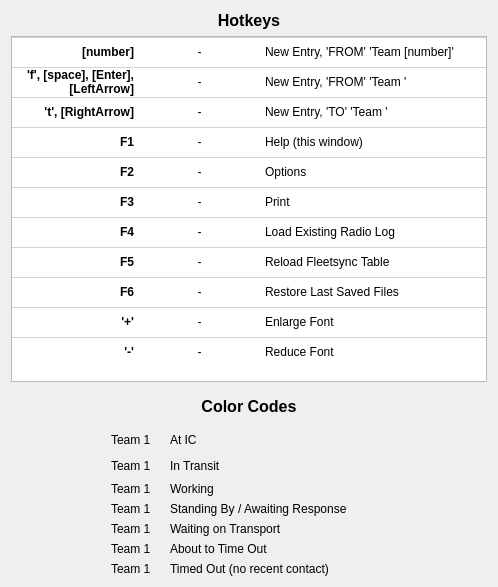
This is help.ui in ncssar/radiolog as Qt 5 draws it before an edit. The edited form follows.
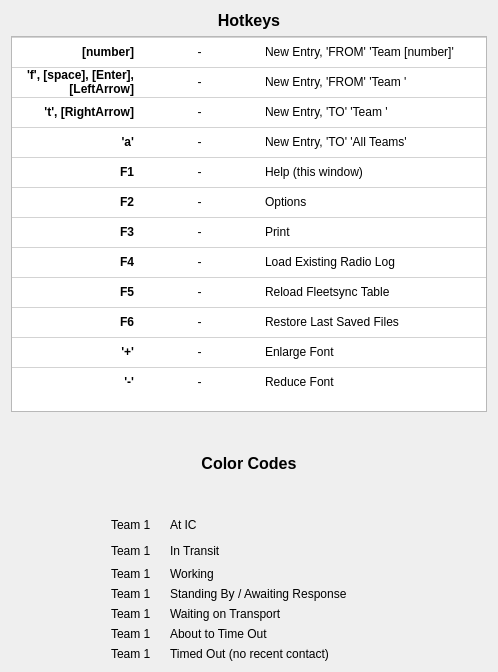
This is the edited form.

What changed in the file:
```diff
--- a/help.ui
+++ b/help.ui
@@ -10,7 +10,7 @@
     <x>0</x>
     <y>0</y>
     <width>498</width>
-    <height>587</height>
+    <height>672</height>
    </rect>
   </property>
   <property name="sizePolicy">
@@ -184,6 +184,11 @@
          <string>New Row</string>
         </property>
        </row>
+       <row>
+        <property name="text">
+         <string>New Row</string>
+        </property>
+       </row>
        <column>
         <property name="text">
          <string>Key</string>
@@ -287,7 +292,7 @@
        </item>
        <item row="3" column="0">
         <property name="text">
-         <string>F1</string>
+         <string>'a'</string>
         </property>
         <property name="font">
          <font>
@@ -309,12 +314,12 @@
        </item>
        <item row="3" column="2">
         <property name="text">
-         <string>Help (this window)</string>
+         <string>New Entry, 'TO' 'All Teams'</string>
         </property>
        </item>
        <item row="4" column="0">
         <property name="text">
-         <string>F2</string>
+         <string>F1</string>
         </property>
         <property name="font">
          <font>
@@ -336,12 +341,12 @@
        </item>
        <item row="4" column="2">
         <property name="text">
-         <string>Options</string>
+         <string>Help (this window)</string>
         </property>
        </item>
        <item row="5" column="0">
         <property name="text">
-         <string>F3</string>
+         <string>F2</string>
         </property>
         <property name="font">
          <font>
@@ -363,12 +368,12 @@
        </item>
        <item row="5" column="2">
         <property name="text">
-         <string>Print</string>
+         <string>Options</string>
         </property>
        </item>
        <item row="6" column="0">
         <property name="text">
-         <string>F4</string>
+         <string>F3</string>
         </property>
         <property name="font">
          <font>
@@ -390,12 +395,12 @@
        </item>
        <item row="6" column="2">
         <property name="text">
-         <string>Load Existing Radio Log</string>
+         <string>Print</string>
         </property>
        </item>
        <item row="7" column="0">
         <property name="text">
-         <string>F5</string>
+         <string>F4</string>
         </property>
         <property name="font">
          <font>
@@ -417,15 +422,12 @@
        </item>
        <item row="7" column="2">
         <property name="text">
-         <string>Reload Fleetsync Table</string>
-        </property>
-        <property name="textAlignment">
-         <set>AlignLeft|AlignVCenter</set>
+         <string>Load Existing Radio Log</string>
         </property>
        </item>
        <item row="8" column="0">
         <property name="text">
-         <string>F6</string>
+         <string>F5</string>
         </property>
         <property name="font">
          <font>
@@ -447,12 +449,15 @@
        </item>
        <item row="8" column="2">
         <property name="text">
-         <string>Restore Last Saved Files</string>
+         <string>Reload Fleetsync Table</string>
+        </property>
+        <property name="textAlignment">
+         <set>AlignLeft|AlignVCenter</set>
         </property>
        </item>
        <item row="9" column="0">
         <property name="text">
-         <string>'+'</string>
+         <string>F6</string>
         </property>
         <property name="font">
          <font>
@@ -474,12 +479,12 @@
        </item>
        <item row="9" column="2">
         <property name="text">
-         <string>Enlarge Font</string>
+         <string>Restore Last Saved Files</string>
         </property>
        </item>
        <item row="10" column="0">
         <property name="text">
-         <string>'-'</string>
+         <string>'+'</string>
         </property>
         <property name="font">
          <font>
@@ -500,6 +505,33 @@
         </property>
        </item>
        <item row="10" column="2">
+        <property name="text">
+         <string>Enlarge Font</string>
+        </property>
+       </item>
+       <item row="11" column="0">
+        <property name="text">
+         <string>'-'</string>
+        </property>
+        <property name="font">
+         <font>
+          <weight>75</weight>
+          <bold>true</bold>
+         </font>
+        </property>
+        <property name="textAlignment">
+         <set>AlignRight|AlignVCenter</set>
+        </property>
+       </item>
+       <item row="11" column="1">
+        <property name="text">
+         <string>-</string>
+        </property>
+        <property name="textAlignment">
+         <set>AlignHCenter|AlignVCenter|AlignCenter</set>
+        </property>
+       </item>
+       <item row="11" column="2">
         <property name="text">
          <string>Reduce Font</string>
         </property>
```
